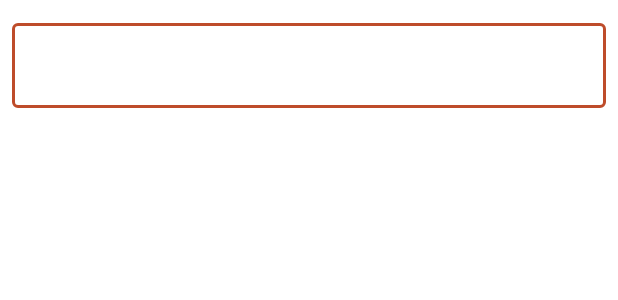
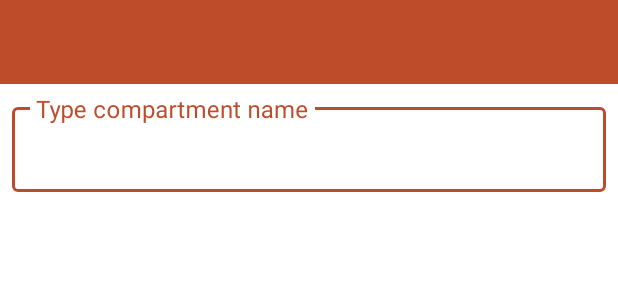
Before and after one commit to rhodul/secretbox, an Android app: the layout activity_edit.xml on its own in the app's theme, with its tools: preview values and no code run, on a phone screen of 412 x 824 dp. Shown: the top 300 px of the screen. Run offline under Robolectric (Android 15) with nearby library versions, the phone set to English and light mode, and no system bars.

Commit message:
Edit compartment works

```diff
--- a/source/app/src/main/res/layout/activity_edit.xml
+++ b/source/app/src/main/res/layout/activity_edit.xml
@@ -1,20 +1,36 @@
 <?xml version="1.0" encoding="utf-8"?>
 <LinearLayout xmlns:android="http://schemas.android.com/apk/res/android"
     xmlns:app="http://schemas.android.com/apk/res-auto"
+    xmlns:tools="http://schemas.android.com/tools"
     android:orientation="vertical"
     android:layout_width="match_parent"
     android:layout_height="match_parent"
-    android:padding="8dp"> <!-- Added some padding for better aesthetics -->
+    tools:context=".EditActivity">
 
-    <com.google.android.material.textfield.TextInputLayout
+    <androidx.appcompat.widget.Toolbar
+        android:id="@+id/toolbar_edit_activity"
         android:layout_width="match_parent"
-        android:layout_height="wrap_content">
-        <!-- If you want a hint, add android:hint="Your hint here" to this TextInputLayout -->
+        android:layout_height="?attr/actionBarSize"
+        android:background="?attr/colorPrimary"
+        android:theme="@style/AppTheme.ToolbarOverlay"
+        app:popupTheme="@style/ThemeOverlay.AppCompat.Light"/>
 
-        <com.google.android.material.textfield.TextInputEditText
-            android:id="@+id/text"
+    <LinearLayout
+        android:layout_width="match_parent"
+        android:layout_height="wrap_content"
+        android:orientation="vertical"
+        android:padding="8dp">
+
+        <com.google.android.material.textfield.TextInputLayout
             android:layout_width="match_parent"
-            android:layout_height="wrap_content" />
-    </com.google.android.material.textfield.TextInputLayout>
+            android:layout_height="wrap_content"
+            android:hint="@string/compartmentNameHint">
+
+            <com.google.android.material.textfield.TextInputEditText
+                android:id="@+id/text"
+                android:layout_width="match_parent"
+                android:layout_height="wrap_content" />
+        </com.google.android.material.textfield.TextInputLayout>
+    </LinearLayout>
 
 </LinearLayout>
```
Also changed, not shown: source/app/src/main/java/com/gnugu/secretbox/EditActivity.java (+39 -31 lines), 1 other file.
